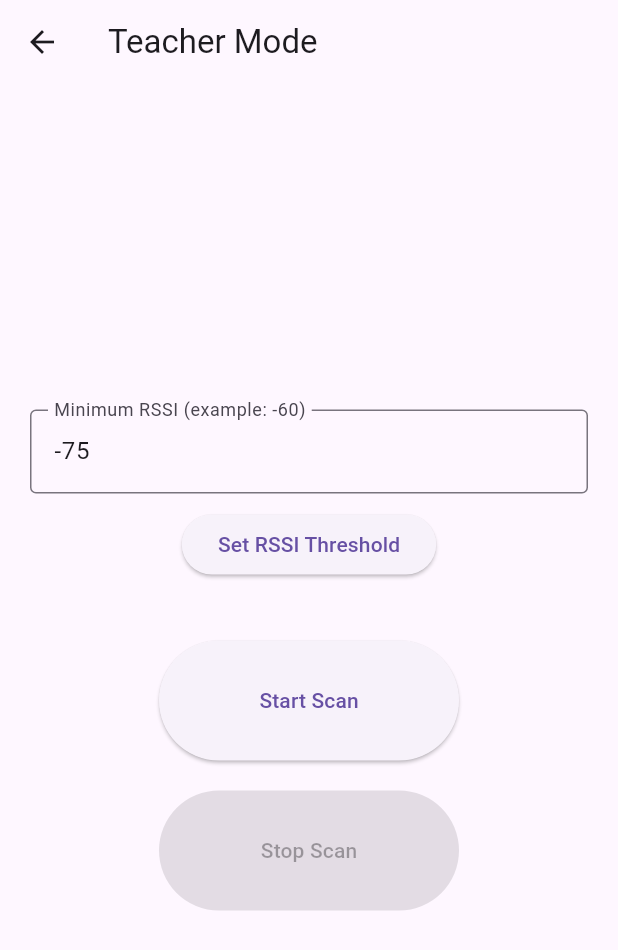
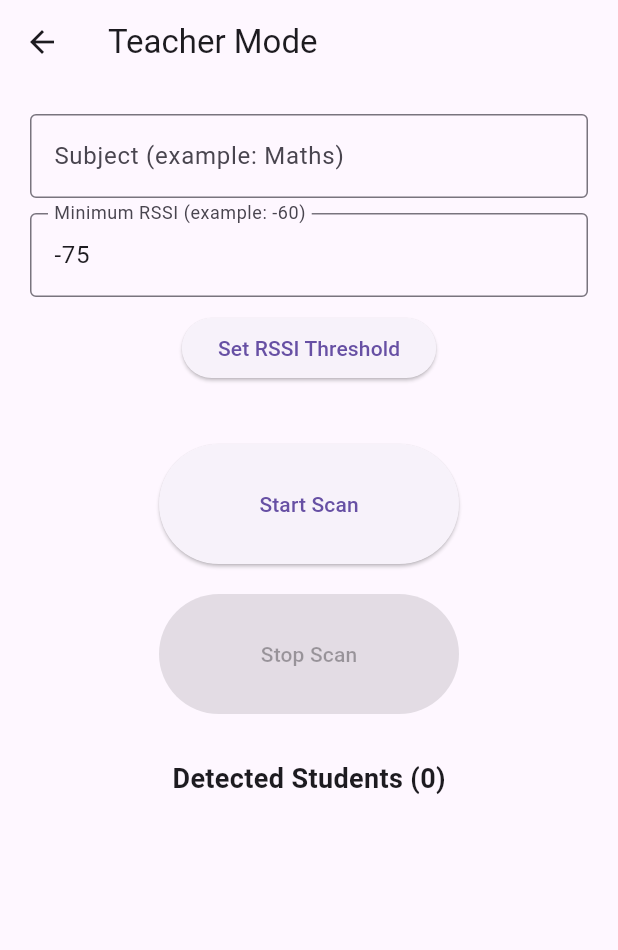
Before and after one commit to Rithin-J-Thomas/ble-assisted-attendance, a Flutter app: the Teacher screen opened directly, on a phone screen of 412 x 824 dp. Shown: the top 950 px of the screen. Run offline on Flutter 3.47's test engine with Material 3 defaults, Android fonts, the light colour scheme and no system bars; our stand-ins replace cloud_firestore, firebase_core, permission_handler, shared_preferences; missing offline and left inert: flutter_ble_peripheral, flutter_reactive_ble; accounts and stored records are empty.

Commit message:
List detected ones,UI improve

```diff
--- a/lib/screen/teacher.dart
+++ b/lib/screen/teacher.dart
@@ -4,8 +4,6 @@ import 'package:permission_handler/permission_handler.dart';
 import 'dart:async';
 import 'dart:convert';
 import 'package:cloud_firestore/cloud_firestore.dart';
-
-
 
 class Teacher extends StatefulWidget {
   const Teacher({super.key});
@@ -19,12 +17,18 @@ class _TeacherState extends State<Teacher> {
   StreamSubscription<DiscoveredDevice>? _scanSub;
 
   final Set<String> _markedStudents = {};
-    final TextEditingController _rssiController = TextEditingController(text: "-75");
+  final List<String> _detectedStudents = [];
+
+  final TextEditingController _rssiController = TextEditingController(
+    text: "-75",
+  );
+
+  final TextEditingController _subjectController = TextEditingController();
+  String subject = "";
 
   bool _isScanning = false;
 
   int rssiThreshold = -75;
-
 
   String? _currentSession;
 
@@ -32,12 +36,11 @@ class _TeacherState extends State<Teacher> {
   void dispose() {
     _scanSub?.cancel();
     _rssiController.dispose();
+    _subjectController.dispose();
     super.dispose();
   }
 
-
   Future<void> markAttendance(String rollNo, String deviceId) async {
-
     if (_markedStudents.contains(rollNo)) {
       debugPrint("Already marked locally: $rollNo");
       return;
@@ -68,22 +71,19 @@ class _TeacherState extends State<Teacher> {
     final now = DateTime.now();
 
     final today =
-        "${now.day.toString().padLeft(2,'0')}-${now.month.toString().padLeft
-      (2,'0')}-${now.year}";
+        "${now.day.toString().padLeft(2, '0')}-${now.month.toString().padLeft(2, '0')}-${now.year}";
 
     if (_currentSession == null) return;
 
     final session = _currentSession!;
 
-
-
-
     final attendanceRef = FirebaseFirestore.instance
         .collection('attendance')
         .doc(today)
-        .collection(session)
+        .collection(subject)
+        .doc(session)
+        .collection('students')
         .doc(rollNo);
-
 
     final doc = await attendanceRef.get();
 
@@ -105,8 +105,6 @@ class _TeacherState extends State<Teacher> {
     debugPrint("Attendance marked for $rollNo");
   }
 
-
-
   Future<bool> _requestPermissions() async {
     final statuses = await [
       Permission.bluetoothScan,
@@ -127,6 +125,7 @@ class _TeacherState extends State<Teacher> {
 
     debugPrint("Scanning stopped");
   }
+
   void _updateRssi() {
     final value = int.tryParse(_rssiController.text);
 
@@ -138,18 +137,21 @@ class _TeacherState extends State<Teacher> {
     }
   }
 
+  void _startScan() async {
+    subject = _subjectController.text.trim();
 
-
-  void _startScan() async {
-
+    if (subject.isEmpty) {
+      debugPrint("Subject is empty");
+      return;
+    }
 
     _markedStudents.clear();
+    _detectedStudents.clear();
 
     final now = DateTime.now();
 
     _currentSession =
-    "${now.hour.toString().padLeft(2,'0')}:${now.minute.toString().padLeft(2,'0')}";
-
+        "${now.hour.toString().padLeft(2, '0')}:${now.minute.toString().padLeft(2, '0')}";
 
     final granted = await _requestPermissions();
     if (!granted) {
@@ -162,16 +164,15 @@ class _TeacherState extends State<Teacher> {
 
     _scanSub?.cancel();
 
-    final myServiceUuid =
-    Uuid.parse("12345678-1234-1234-1234-1234567890ab");
+    final myServiceUuid = Uuid.parse("12345678-1234-1234-1234-1234567890ab");
 
     _scanSub = _ble
         .scanForDevices(
           withServices: [myServiceUuid], // 👈 FILTER HERE
           scanMode: ScanMode.lowLatency,
         )
-        .listen((device) {
-
+        .listen(
+          (device) {
             final data = device.manufacturerData;
 
             if (data.length <= 2) return; // must contain ID + data
@@ -188,24 +189,30 @@ class _TeacherState extends State<Teacher> {
               final deviceId = parts[1];
 
               if (device.rssi < rssiThreshold) {
-          debugPrint("Ignored weak signal: $rollNo | RSSI ${device.rssi}");
+                debugPrint(
+                  "Ignored weak signal: $rollNo | RSSI ${device.rssi}",
+                );
                 return;
               }
 
               debugPrint("Detected Student: $rollNo | RSSI: ${device.rssi}");
 
+              if (!_detectedStudents.contains(rollNo)) {
+                setState(() {
+                  _detectedStudents.add(rollNo);
+                });
+              }
+
               markAttendance(rollNo, deviceId);
-
-
             } catch (e) {
               debugPrint("Decode failed: $e");
             }
-
-    }, onError: (e) {
+          },
+          onError: (e) {
             debugPrint('Scan error: $e');
-    });
+          },
+        );
   }
-
 
   @override
   Widget build(BuildContext context) {
@@ -214,8 +221,16 @@ class _TeacherState extends State<Teacher> {
       body: Padding(
         padding: const EdgeInsets.all(20),
         child: Column(
-          mainAxisAlignment: MainAxisAlignment.center,
           children: [
+            TextField(
+              controller: _subjectController,
+              decoration: const InputDecoration(
+                labelText: "Subject (example: Maths)",
+                border: OutlineInputBorder(),
+              ),
+            ),
+            const SizedBox(height: 10),
+
 
             TextField(
               controller: _rssiController,
@@ -236,9 +251,7 @@ class _TeacherState extends State<Teacher> {
             const SizedBox(height: 40),
 
             ElevatedButton(
-              style: ElevatedButton.styleFrom(
-                minimumSize: const Size(200, 80),
-              ),
+              style: ElevatedButton.styleFrom(minimumSize: const Size(200, 80)),
               onPressed: _isScanning ? null : _startScan,
               child: const Text("Start Scan"),
             ),
@@ -254,11 +267,33 @@ class _TeacherState extends State<Teacher> {
               child: const Text("Stop Scan"),
             ),
 
+            const SizedBox(height: 30),
+
+            Text(
+              "Detected Students (${_detectedStudents.length})",
+              style: const TextStyle(fontSize: 18, fontWeight: FontWeight.bold),
+            ),
+
+            const SizedBox(height: 10),
+
+            Expanded(
+              child: ListView.builder(
+                itemCount: _detectedStudents.length,
+                itemBuilder: (context, index) {
+                  final roll = _detectedStudents[index];
+
+                  return Card(
+                    child: ListTile(
+                      leading: const Icon(Icons.person),
+                      title: Text("Roll No: $roll"),
+                    ),
+                  );
+                },
+              ),
+            ),
           ],
         ),
       ),
-
-
     );
   }
 }
```
Lines whose indentation alone changed are shown as unchanged.
